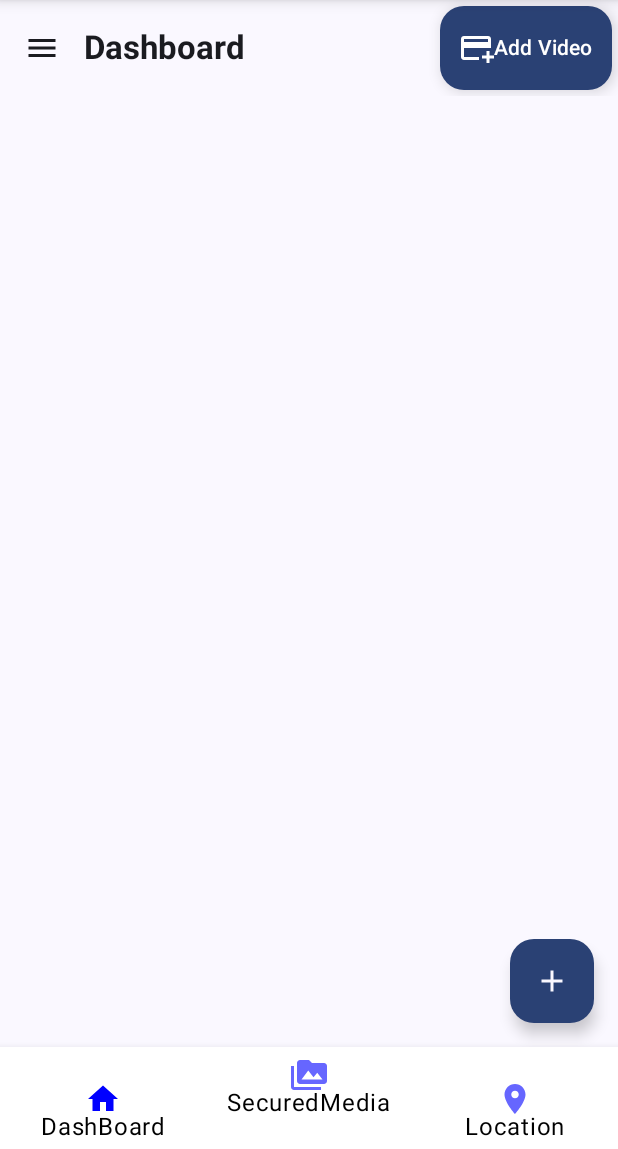
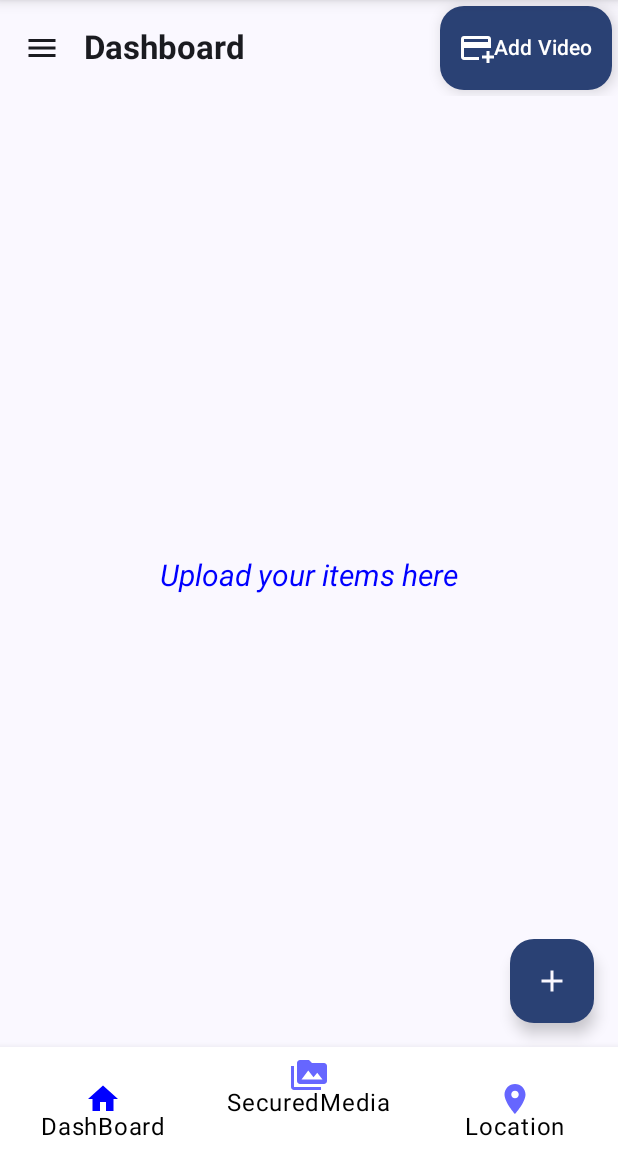
Before and after one commit to Stephenayor/SafeLock, an Android app built with Jetpack Compose: the composable HomeScreen shown on its own in the app's theme, on a phone screen of 412 x 824 dp, the part 87-1236 px from its top. Run offline under Robolectric (Android 15) with nearby library versions, the phone set to English and light mode, and no system bars; our stand-ins replace Dagger/Hilt's generated code, Firebase (no records; nobody signed in at launch, a user with empty details on screens opened directly); libraries missing offline, so code that uses them is left out: coil.decode, java.io; pictures from the network do not load; 2 statements that could not run were skipped.

Commit message:
bug fixes

```diff
--- a/app/src/main/java/com/example/safelock/domain/DashBoardRepositoryImpl.kt
+++ b/app/src/main/java/com/example/safelock/domain/DashBoardRepositoryImpl.kt
@@ -43,7 +43,6 @@ class DashBoardRepositoryImpl @Inject constructor(
             val imageDownloadUrl = imageStorageReference.child(AppConstants.SAFELOCK_MEDIA_IMAGES)
                 .putFile(imageUri).await()
                 .storage.downloadUrl.await()
-            Log.d("image upload", "Upload successful")
             emit(ApiResponse.Success(imageDownloadUrl))
         } catch (e: Exception) {
             emit(ApiResponse.Failure(e))
--- a/app/src/main/java/com/example/safelock/presentation/dashboard/DashBoardScreen.kt
+++ b/app/src/main/java/com/example/safelock/presentation/dashboard/DashBoardScreen.kt
@@ -14,8 +14,6 @@ import androidx.activity.compose.ManagedActivityResultLauncher
 import androidx.activity.compose.rememberLauncherForActivityResult
 import androidx.activity.result.ActivityResult
 import androidx.activity.result.contract.ActivityResultContracts
-import androidx.compose.foundation.Image
-import androidx.compose.foundation.background
 import androidx.compose.foundation.clickable
 import androidx.compose.foundation.layout.Box
 import androidx.compose.foundation.layout.Column
@@ -35,7 +33,6 @@ import androidx.compose.foundation.layout.windowInsetsPadding
 import androidx.compose.foundation.lazy.grid.GridCells
 import androidx.compose.foundation.lazy.grid.LazyVerticalGrid
 import androidx.compose.foundation.lazy.grid.items
-import androidx.compose.foundation.shape.RoundedCornerShape
 import androidx.compose.material.icons.Icons
 import androidx.compose.material.icons.filled.Add
 import androidx.compose.material.icons.filled.AddCard
@@ -58,7 +55,6 @@ import androidx.compose.material3.FabPosition
 import androidx.compose.material3.FloatingActionButton
 import androidx.compose.material3.Icon
 import androidx.compose.material3.IconButton
-import androidx.compose.material3.LocalContentColor
 import androidx.compose.material3.MaterialTheme
 import androidx.compose.material3.ModalDrawerSheet
 import androidx.compose.material3.ModalNavigationDrawer
@@ -66,7 +62,6 @@ import androidx.compose.material3.Scaffold
 import androidx.compose.material3.Text
 import androidx.compose.material3.TextButton
 import androidx.compose.material3.TopAppBar
-import androidx.compose.material3.contentColorFor
 import androidx.compose.material3.rememberDrawerState
 import androidx.compose.runtime.Composable
 import androidx.compose.runtime.DisposableEffect
@@ -79,22 +74,21 @@ import androidx.compose.runtime.rememberCoroutineScope
 import androidx.compose.runtime.setValue
 import androidx.compose.ui.Alignment
 import androidx.compose.ui.Modifier
-import androidx.compose.ui.draw.clip
 import androidx.compose.ui.graphics.Color
 import androidx.compose.ui.graphics.vector.ImageVector
 import androidx.compose.ui.layout.ContentScale
 import androidx.compose.ui.platform.LocalContext
-import androidx.compose.ui.res.painterResource
+import androidx.compose.ui.text.TextStyle
+import androidx.compose.ui.text.font.FontStyle
 import androidx.compose.ui.text.font.FontWeight
 import androidx.compose.ui.text.style.TextAlign
 import androidx.compose.ui.tooling.preview.Preview
 import androidx.compose.ui.unit.dp
+import androidx.compose.ui.unit.sp
 import androidx.hilt.navigation.compose.hiltViewModel
 import androidx.navigation.NavController
 import androidx.navigation.compose.rememberNavController
-import coil.ImageLoader
 import coil.compose.AsyncImage
-import coil.compose.rememberImagePainter
 import coil.decode.VideoFrameDecoder
 import coil.request.ImageRequest
 import coil.request.videoFrameMillis
@@ -112,12 +106,10 @@ import com.example.safelock.utils.Tools
 import com.example.safelock.utils.Tools.Companion.mapToDrawerFeatures
 import com.example.safelock.utils.base.BaseViewModel
 import com.google.firebase.analytics.FirebaseAnalytics
-import com.google.firebase.auth.FirebaseAuth
 import dagger.hilt.android.EntryPointAccessors
 import `in`.mayanknagwanshi.imagepicker.ImageSelectActivity
 import kotlinx.coroutines.launch
 import java.io.File
-import javax.inject.Inject
 
 
 @OptIn(ExperimentalMaterial3Api::class)
@@ -136,12 +128,13 @@ fun DashBoardScreen(
     val drawerFeatures = mapToDrawerFeatures(mostUsedScreens)
 //    val analytics = analyticsViewModel.analytics
     val analytics = baseViewModel.analytics
-    val uploadImageVideoState by viewModel.uploadImageVideo.collectAsState()
-    val uploadMediaDataState by viewModel.uploadMediaDataState.collectAsState()
+    val uploadImageOrVideoUriCloud by viewModel.uploadImageVideo.collectAsState()
+    val uploadMediaDataFireStoreDatabase by viewModel.uploadMediaDataStateFireStore.collectAsState()
     val getAllMediaFiles by viewModel.getAllMediaItems.collectAsState()
     var fileUriOnFirebaseCloudStorage: Uri?
     var mediaTitle: String? = ""
     var isLoading by remember { mutableStateOf(false) }
+    var isCloudUpload by remember { mutableStateOf(false) }
     var isLoadingForMediaFiles by remember { mutableStateOf(false) }
     var mediaUri: Uri? = null
     val firebaseAuth = hiltViewModel<DashBoardViewModel>().firebaseAuth
@@ -170,7 +163,7 @@ fun DashBoardScreen(
                     val videoName = File(it).name
                     viewModel.setMediaTitle(videoName)
                 }
-                uploadImageVideoToCloudStorage(videoUri, viewModel, videoUri.path, true)
+                uploadImageOrVideoToCloudStorage(videoUri, viewModel, videoUri.path, true)
             } else {
                 Log.d("Video selection", "Failed to get video URI")
             }
@@ -325,7 +318,6 @@ fun DashBoardScreen(
                                     Intent.EXTRA_INITIAL_INTENTS,
                                     arrayOf(recordVideoIntent)
                                 )
-
                                 // Launch the chooser
                                 videoPickerLauncher.launch(chooser)
 
@@ -390,6 +382,21 @@ fun DashBoardScreen(
                         if (mediaData != null) {
                             MediaItemGridView(mediaData, mediaUri, baseViewModel, navController!!)
                         }
+                        Box(
+                            modifier = Modifier.fillMaxSize(),
+                            contentAlignment = Alignment.Center
+                        ) {
+                            if (mediaData?.isEmpty() == true) {
+                                Text(
+                                    "Upload your items here",
+                                    style = TextStyle(
+                                        fontStyle = FontStyle.Italic,
+                                        fontSize = 20.sp
+                                    ),
+                                    color = Color.Blue
+                                )
+                            }
+                        }
                     }
 
                     is ApiResponse.Failure -> {
@@ -427,7 +434,7 @@ fun DashBoardScreen(
             .fillMaxSize(),
         contentAlignment = Alignment.Center
     ) {
-        when (val state = uploadImageVideoState) {
+        when (val state = uploadImageOrVideoUriCloud) {
             is ApiResponse.Idle -> {
                 // Do nothing; no feedback to the user yet
             }
@@ -440,10 +447,12 @@ fun DashBoardScreen(
                 isLoading = false
                 Tools.showToast(context, "Cloud Upload Successful")
                 fileUriOnFirebaseCloudStorage = state.data
+                isCloudUpload = true
                 viewModel.uploadMediaDataToFireStoreDatabase(
                     fileUriOnFirebaseCloudStorage!!,
                     ""
                 )
+                viewModel.clearSuccessState()
             }
 
             is ApiResponse.Failure -> {
@@ -453,7 +462,7 @@ fun DashBoardScreen(
     }
 
 
-    when (val state = uploadMediaDataState) {
+    when (val state = uploadMediaDataFireStoreDatabase) {
         is ApiResponse.Idle -> {
             // Do nothing; no feedback to the user yet
         }
@@ -487,7 +496,6 @@ private fun imagePickerLauncher(
     ) { result ->
         if (result.resultCode == Activity.RESULT_OK) {
             val data = result.data
-            // Handle the selected image URI
             val filePath = data?.getStringExtra(ImageSelectActivity.RESULT_FILE_PATH)
             filePath?.let {
                 val fileName = File(it).name
@@ -496,7 +504,7 @@ private fun imagePickerLauncher(
             val selectedImage = BitmapFactory.decodeFile(filePath)
             val fileUri = Uri.fromFile(filePath?.let { File(it) })
             mediaUri1 = Uri.fromFile(filePath?.let { File(it) })
-            uploadImageVideoToCloudStorage(fileUri, viewModel, filePath, false)
+            uploadImageOrVideoToCloudStorage(fileUri, viewModel, filePath, false)
         } else {
             Log.d("Image selection Failed", "Failed to select image")
         }
@@ -505,12 +513,15 @@ private fun imagePickerLauncher(
 }
 
 
-fun uploadImageVideoToCloudStorage(
+fun uploadImageOrVideoToCloudStorage(
     fileUri: Uri?,
     viewModel: DashBoardViewModel,
     filePath: String?,
     isVideo: Boolean
+
 ) {
+    Log.d("cloud", "here")
+
     if (!isVideo) {
         fileUri?.let { viewModel.uploadImageToCloud(it) }
     } else {
@@ -531,7 +542,6 @@ fun MediaItemGridView(
         contentPadding = PaddingValues(8.dp)
     ) {
         items(mediaItems) { mediaItem ->
-            Log.d("tittle", mediaItem.dataTitle.toString())
             UploadedItemView(
                 title = mediaItem.dataTitle.orEmpty(),
                 imageUrl = mediaItem.dataImage.orEmpty(),
@@ -569,7 +579,6 @@ fun UploadedItemView(
 
     Card(
         shape = MaterialTheme.shapes.medium,
-        // Slightly opaque background if needed; you can also use a different color
         colors = CardDefaults.cardColors(containerColor = MaterialTheme.colorScheme.surface),
         modifier = Modifier
             .fillMaxWidth()
@@ -585,25 +594,7 @@ fun UploadedItemView(
             ) {
                 val isVideo = (playIcon != null)
 
-//                if (isVideo) {
-//                    Image(
-//                        painter = painterResource(R.drawable.ic_video_placeholder),
-//                        contentDescription = null,
-//                        contentScale = ContentScale.Crop,
-//                        modifier = Modifier.fillMaxSize()
-//                    )
-//                } else {
-//                    // Background image
-//                    AsyncImage(
-//                        model = imageUrl,
-//                        contentDescription = null,
-//                        contentScale = ContentScale.Crop,
-//                        modifier = Modifier.fillMaxSize()
-//                    )
-//                }
-
                 if (isVideo) {
-                    val context = LocalContext.current
                     val model = ImageRequest.Builder(context)
                         .data(mediaUri)
                         .videoFrameMillis(10000)
@@ -628,13 +619,6 @@ fun UploadedItemView(
                         modifier = Modifier.fillMaxSize()
                     )
                 }
-
-//                AsyncImage(
-//                    model = imageUrl,
-//                    contentDescription = null,
-//                    contentScale = ContentScale.Crop,
-//                    modifier = Modifier.fillMaxSize()
-//                )
 
 
                 // Save button (top-right)
--- a/app/src/main/java/com/example/safelock/presentation/dashboard/DashBoardViewModel.kt
+++ b/app/src/main/java/com/example/safelock/presentation/dashboard/DashBoardViewModel.kt
@@ -25,8 +25,8 @@ class DashBoardViewModel @Inject constructor(
     private val _uploadImageVideoState = MutableStateFlow<ApiResponse<Uri>>(ApiResponse.Idle)
     val uploadImageVideo: StateFlow<ApiResponse<Uri>> = _uploadImageVideoState
 
-    private val _uploadMediaDataState = MutableStateFlow<ApiResponse<Boolean>>(ApiResponse.Idle)
-    val uploadMediaDataState: StateFlow<ApiResponse<Boolean>> = _uploadMediaDataState
+    private val _uploadMediaDataStateFireStore = MutableStateFlow<ApiResponse<Boolean>>(ApiResponse.Idle)
+    val uploadMediaDataStateFireStore: StateFlow<ApiResponse<Boolean>> = _uploadMediaDataStateFireStore
 
     private val _getAllMediaItems = MutableStateFlow<ApiResponse<List<MediaData>>>(ApiResponse.Idle)
     val getAllMediaItems: StateFlow<ApiResponse<List<MediaData>>> = _getAllMediaItems
@@ -39,7 +39,11 @@ class DashBoardViewModel @Inject constructor(
     }
 
     fun clearLoadingState() {
-        _uploadMediaDataState.value = ApiResponse.Idle
+        _uploadMediaDataStateFireStore.value = ApiResponse.Idle
+        _uploadImageVideoState.value = ApiResponse.Idle
+    }
+
+    fun clearSuccessState() {
         _uploadImageVideoState.value = ApiResponse.Idle
     }
 
@@ -64,12 +68,12 @@ class DashBoardViewModel @Inject constructor(
     }
 
     fun uploadMediaDataToFireStoreDatabase(cloudImageUri: Uri, mediaTitle: String){
-        _uploadMediaDataState.value = ApiResponse.Loading
+        _uploadMediaDataStateFireStore.value = ApiResponse.Loading
         Log.d("mediaTitle inside viewmodel", _mediaTitle.value.toString())
         viewModelScope.launch {
             dashBoardRepository.uploadMediaDataToFireStore(cloudImageUri,
                 _mediaTitle.value!!).collect { response ->
-                _uploadMediaDataState.value = response
+                _uploadMediaDataStateFireStore.value = response
             }
         }
     }
--- a/app/src/main/java/com/example/safelock/presentation/home/HomeScreen.kt
+++ b/app/src/main/java/com/example/safelock/presentation/home/HomeScreen.kt
@@ -56,7 +56,6 @@ fun HomeScreen(modifier: Modifier = Modifier,
             }
         }
     ) { innerPadding ->
-        // Content goes here based on selectedTab
         Box(modifier = Modifier.padding(innerPadding)){
             when (selectedTab) {
                 Screen.DashBoard -> DashBoardScreen(modifier, navController)
--- a/app/src/main/java/com/example/safelock/presentation/location/LocationComposable.kt
+++ b/app/src/main/java/com/example/safelock/presentation/location/LocationComposable.kt
@@ -5,6 +5,7 @@ package com.example.safelock.presentation.location
 import android.Manifest
 import android.annotation.SuppressLint
 import android.content.pm.PackageManager
+import androidx.activity.viewModels
 import androidx.compose.foundation.background
 import androidx.compose.foundation.layout.Box
 import androidx.compose.foundation.layout.Column
@@ -40,8 +41,10 @@ import androidx.compose.ui.text.font.FontWeight
 import androidx.compose.ui.text.input.ImeAction
 import androidx.compose.ui.unit.dp
 import androidx.core.app.ActivityCompat
+import androidx.hilt.navigation.compose.hiltViewModel
 import com.example.safelock.utils.Tools
 import com.example.safelock.utils.Tools.Companion.getCoordinatesFromAddress
+import com.example.safelock.utils.base.BaseViewModel
 import com.example.safelock.utils.getAddressFromLocation
 import com.google.accompanist.permissions.ExperimentalPermissionsApi
 import com.google.accompanist.permissions.isGranted
@@ -75,6 +78,9 @@ fun LocationComposable() {
     var markerPosition by remember { mutableStateOf(LatLng(37.7749, -122.4194)) }
     var searchQuery by remember { mutableStateOf("") }
     var animateToNewLocation by remember { mutableStateOf(false) }
+
+    val baseViewModel: BaseViewModel = hiltViewModel()
+    baseViewModel.onScreenViewed("Location")
 
     // Request location permission on first composition.
     LaunchedEffect(Unit) {
--- a/app/src/main/java/com/example/safelock/utils/SessionTimeoutWrapper.kt
+++ b/app/src/main/java/com/example/safelock/utils/SessionTimeoutWrapper.kt
@@ -11,7 +11,7 @@ import kotlinx.coroutines.delay
 
 @Composable
 fun SessionTimeoutWrapper(
-    timeoutMillis: Long = 10 * 60 * 10L, // 10 minutes
+    timeoutMillis: Long = 10 * 60 * 1000L, // 10 minutes
     content: @Composable () -> Unit
 ) {
     val lastActivityTime = remember { mutableLongStateOf(System.currentTimeMillis()) }
--- a/app/src/main/java/com/example/safelock/utils/Tools.kt
+++ b/app/src/main/java/com/example/safelock/utils/Tools.kt
@@ -8,6 +8,7 @@ import android.net.Uri
 import android.widget.Toast
 import androidx.compose.material.icons.Icons
 import androidx.compose.material.icons.filled.Home
+import androidx.compose.material.icons.filled.LocationOn
 import androidx.compose.material.icons.filled.PermMedia
 import androidx.compose.material.icons.filled.Person
 import androidx.compose.material.icons.filled.Star
@@ -29,7 +30,7 @@ class Tools {
                 val icon = when (usage.screenName) {
                     "DashBoard" -> Icons.Filled.Home
                     "SecuredMedia" -> Icons.Filled.PermMedia
-                    "Profile" -> Icons.Filled.Person
+                    "Location" -> Icons.Filled.LocationOn
                     else -> Icons.Filled.Star
                 }
                 DrawerFeature(usage.screenName, icon)
```
